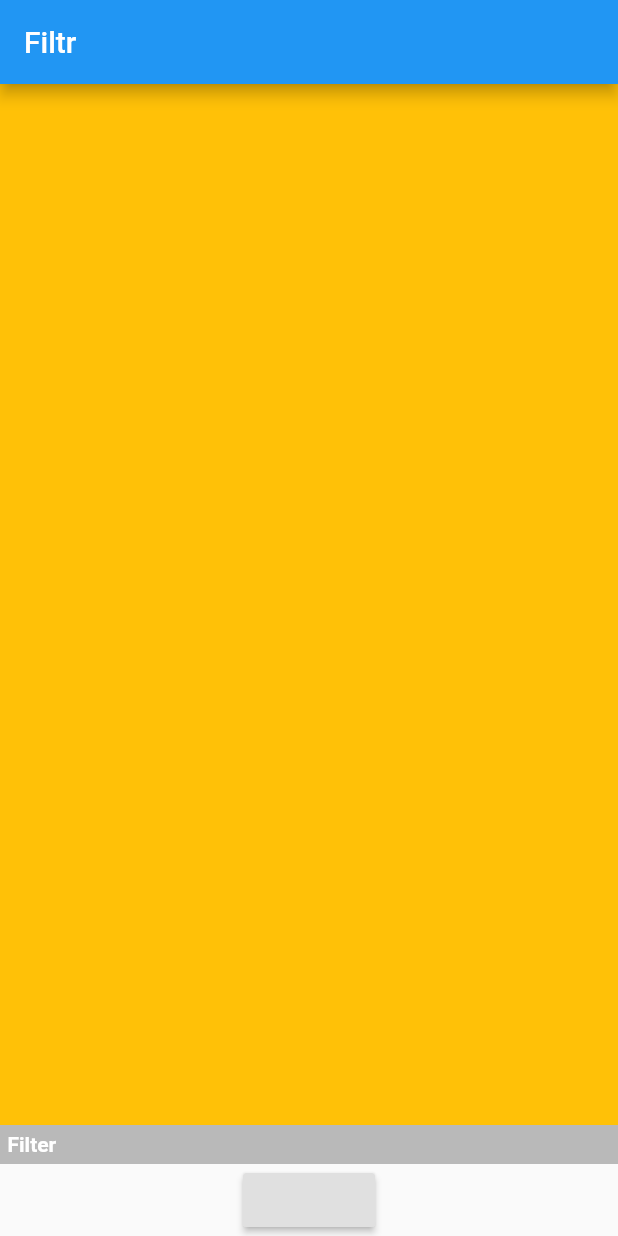
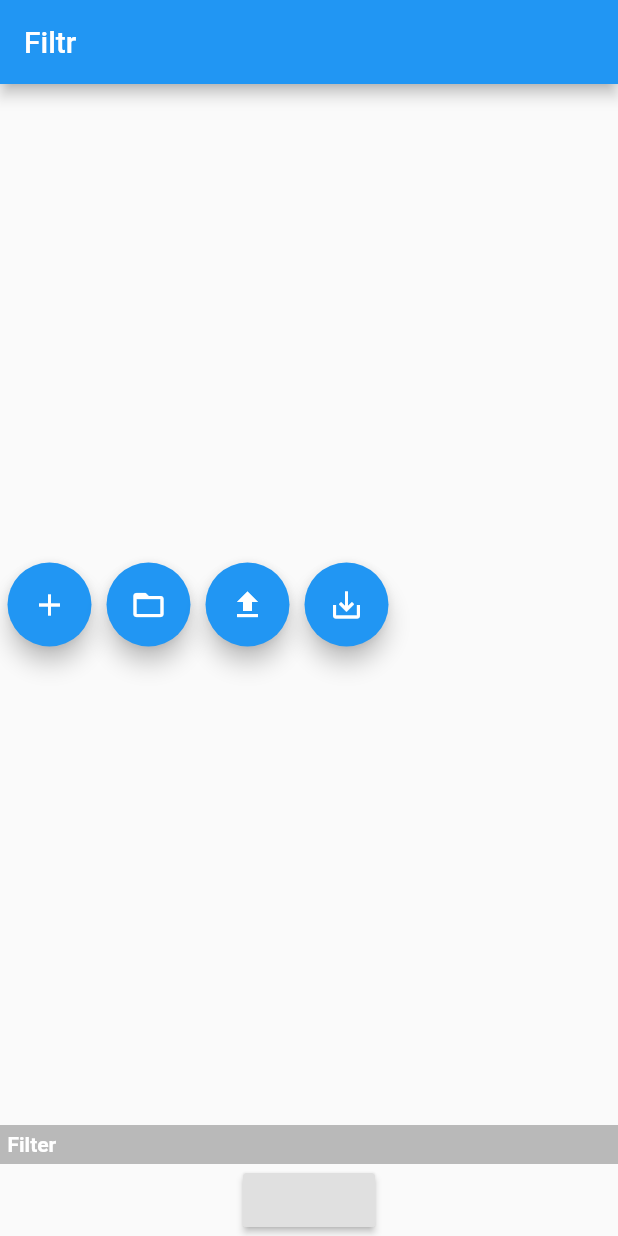
Before and after one commit to MyGodItsFull0fStars/filtr_client, a Flutter app: the screen it shows after launch, on a phone screen of 412 x 824 dp. Run offline on Flutter 3.47's test engine with Material 2 defaults, Android fonts, the phone set to English and light mode, and no system bars; our stand-ins replace bloc, camera, equatable, flutter_bloc; missing offline and left inert: loading.

Commit message:
Initial Buttons

```diff
--- a/lib/main.dart
+++ b/lib/main.dart
@@ -1,3 +1,4 @@
+import 'package:camera/camera.dart';
 import 'package:filter_client/bloc/bloc.dart';
 import 'package:filter_client/repositories/filter_repository.dart';
 import 'package:flutter/material.dart';
@@ -5,6 +6,8 @@ import 'package:bloc/bloc.dart';
 import 'package:flutter_bloc/flutter_bloc.dart';
 import 'package:loading/indicator/ball_pulse_indicator.dart';
 import 'package:loading/loading.dart';
+
+import 'repositories/image_repository.dart';
 
 class SimpleBlocDelegate extends BlocDelegate {
   @override
@@ -24,8 +27,10 @@ void main() {
 
 class FilterApp extends StatelessWidget {
   final FilterRepository filterRepository;
+  final ImageRepository imageRepository;
+  final CameraDescription camera;
 
-  FilterApp({Key key, @required this.filterRepository})
+  FilterApp({Key key, @required this.filterRepository, @required this.imageRepository, @required this.camera})
       : assert(filterRepository != null),
         super(key: key);
 
@@ -89,9 +94,49 @@ class FilterView extends StatelessWidget {
         body: Center(
             child: Column(
           children: <Widget>[
+            Container(
+
+            ),
             Expanded(
-              child: Container(
-                color: Colors.amber,
+              child: Row(
+                children: <Widget>[
+                  Padding(
+                    padding: EdgeInsets.symmetric(horizontal: 5.0),
+                    child: FloatingActionButton(
+                      child: Icon(Icons.add),
+                      onPressed: () {
+                        //do something
+                      },
+                    ),
+                  ),
+                  Padding(
+                    padding: EdgeInsets.symmetric(horizontal: 5.0),
+                    child: FloatingActionButton(
+                      child: Icon(Icons.folder_open),
+                      onPressed: () {
+                        //do something
+                      },
+                    ),
+                  ),
+                  Padding(
+                    padding: EdgeInsets.symmetric(horizontal: 5.0),
+                    child: FloatingActionButton(
+                      child: Icon(Icons.file_upload),
+                      onPressed: () {
+                        //do something
+                      },
+                    ),
+                  ),
+                  Padding(
+                    padding: EdgeInsets.symmetric(horizontal: 5.0),
+                    child: FloatingActionButton(
+                      child: Icon(Icons.save_alt),
+                      onPressed: () {
+                        //do something
+                      },
+                    ),
+                  ),
+                ],
               ),
             ),
             Container(
@@ -141,7 +186,6 @@ class FilterView extends StatelessWidget {
                                       FilterCard(),
                                       FilterCard(),*/
                                       //BlocProvider.of<FilterBloc>(context).add(GetFilter());
-
                                     ],
                                   )),
                                   BlocProvider.of<FilterBloc>(context).filterSettingsVisible == true ? Text("Visible") : Text("Invisible")
@@ -172,4 +216,11 @@ class FilterView extends StatelessWidget {
 
 /*
 
-  */
+*/
+class ImageView extends StatelessWidget {
+  @override
+  Widget build(BuildContext context) {
+    // TODO: implement build
+    return null;
+  }
+}
```
